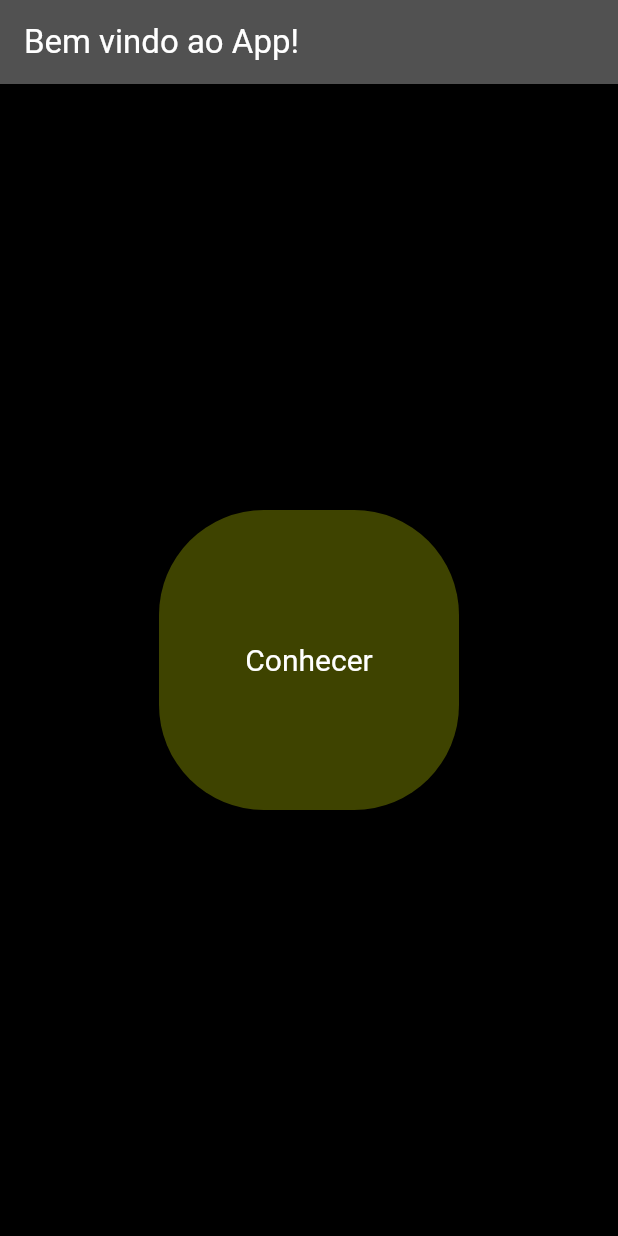
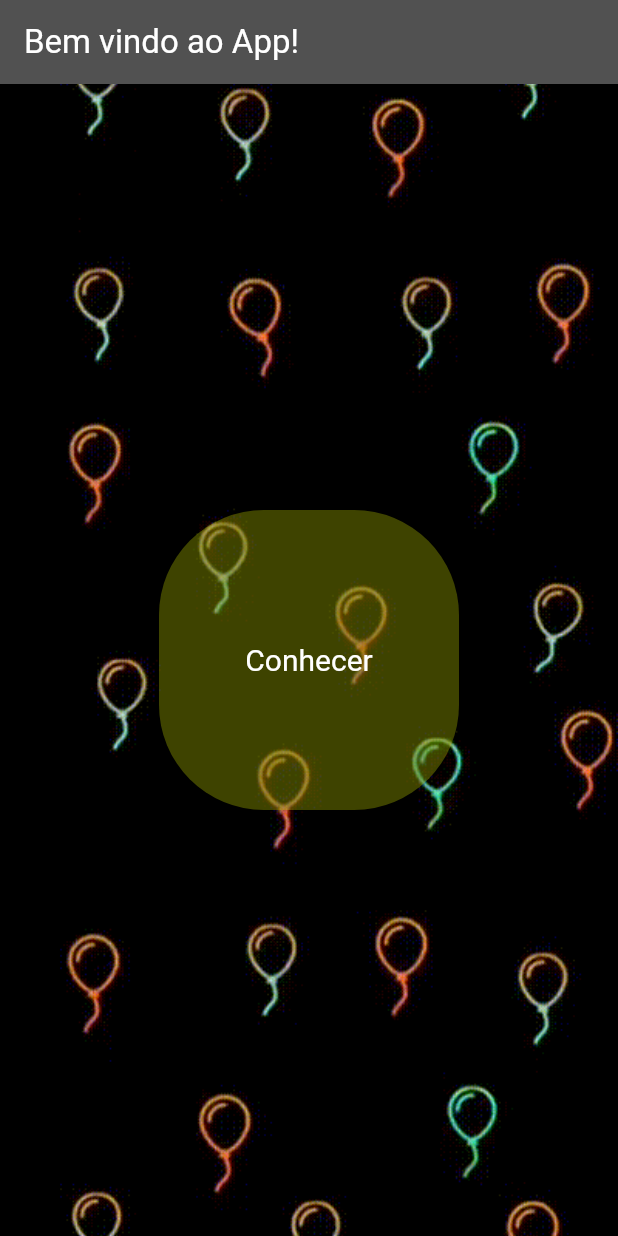
Before and after one commit to MathDamas/AppMusicStyles, a Flutter app: the screen it shows after launch, on a phone screen of 412 x 824 dp. Run offline on Flutter 3.47's test engine with Material 3 defaults, Android fonts, the light colour scheme and no system bars.

Commit message:
Atualização mais recente do aplicativo

```diff
--- a/app_flutter_music_styles/lib/historia.dart
+++ b/app_flutter_music_styles/lib/historia.dart
@@ -12,7 +12,7 @@ class historiaPag extends StatelessWidget {
       home: Scaffold(
         backgroundColor: Colors.black,
         appBar: AppBar(
-          title: const Text('Aniversário de São Paulo'),
+          title: const Text('HIstória de São Paulo'),
           foregroundColor: Colors.white,
           backgroundColor: Color.fromARGB(255, 81, 81, 81),
         ),
--- a/app_flutter_music_styles/lib/main.dart
+++ b/app_flutter_music_styles/lib/main.dart
@@ -12,55 +12,46 @@ void main() {
 
 // Define a classe MainApp
 class MainApp extends StatelessWidget {
-  // Construtor da classe MainApp, com um parâmetro super.key
   const MainApp({super.key});
 
-  // Sobrescreve o método build que constrói a interface do usuário
   @override
   Widget build(BuildContext context) {
-    // Retorna um MaterialApp, que é o widget raiz do aplicativo
     return MaterialApp(
-      // Define a página inicial do aplicativo como um Scaffold
       home: Scaffold(
-        // Define a cor de fundo do Scaffold como preto
-        backgroundColor: Colors.black,
-        // Define uma AppBar na parte superior do Scaffold
+        // Remova a cor de fundo definida no Scaffold
+        // backgroundColor: Colors.black,
         appBar: AppBar(
-          // Define o título da AppBar com um texto constante
           title: const Text('Bem vindo ao App!'),
-          // Define a cor do texto da AppBar como branco
           foregroundColor: Colors.white,
-          // Define a cor de fundo da AppBar
-          backgroundColor: Color.fromARGB(255, 81, 81, 81),
+          backgroundColor: const Color.fromARGB(255, 81, 81, 81),
         ),
-        // Corpo do Scaffold, centraliza o widget filho
-        body: Center(
-          // Define um SizedBox para controlar as dimensões do botão
+        body: Stack(
+          children: [
+            // Adiciona a imagem de fundo
+            Positioned.fill(
+              child: Image.asset(
+                'img/inicio.gif', // Caminho da imagem na pasta assets
+                fit: BoxFit.cover, // Ajusta a imagem para cobrir toda a tela
+              ),
+            ),
+            // Adiciona o conteúdo acima da imagem de fundo
+            Center(
               child: SizedBox(
-            width: 200, // Largura do botão
-            height: 200, // Altura do botão
-            // Define um ElevatedButton dentro do SizedBox
+                width: 200,
+                height: 200,
                 child: ElevatedButton(
-              // Define o estilo do ElevatedButton
                   style: ElevatedButton.styleFrom(
-                // Cor do texto do botão
                     foregroundColor: Colors.white,
-                // Cor de fundo do botão
                     backgroundColor: const Color.fromARGB(82, 194, 209, 0),
-                // Define a forma do botão com bordas arredondadas
                     shape: RoundedRectangleBorder(
                       borderRadius: BorderRadius.circular(70),
                     ),
-                // Define o estilo do texto do botão
                     textStyle: const TextStyle(
-                  fontSize: 20, // Tamanho da fonte do texto
+                      fontSize: 20,
                     ),
                   ),
-              // Texto do botão
                   child: const Text('Conhecer'),
-              // Define a ação ao pressionar o botão
                   onPressed: () {
-                // Navega para a página MenuPag e substitui a rota atual
                     Navigator.of(context).pushReplacement(
                       MaterialPageRoute(builder: (context) => MenuPag()),
                     );
@@ -68,6 +59,8 @@ class MainApp extends StatelessWidget {
                 ),
               ),
             ),
+          ],
+        ),
       ),
     );
   }
```
Also changed, not shown: app_flutter_music_styles/lib/estilos.dart (+5 -5 lines), app_flutter_music_styles/img/inicio.gif (added), app_flutter_music_styles/pubspec.lock. Lines whose indentation alone changed are shown as unchanged.
